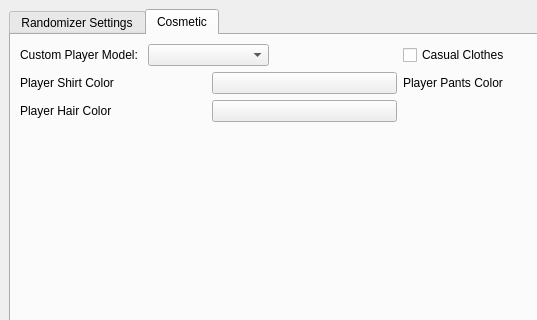
The window that ui/randomizer_window.ui (LagoLunatic/wwrando) describes before a commit, drawn with Qt 5; both pictures show x 0 to 537 and y 0 to 320 of the 800 by 752 pixel window.
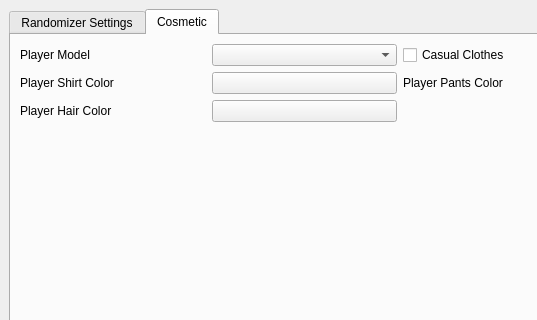
The same window after the commit. The open tabs and pages were chosen to show the change.

What changed in the file:
```diff
--- a/ui/randomizer_window.ui
+++ b/ui/randomizer_window.ui
@@ -377,16 +377,13 @@
             <item>
              <widget class="QLabel" name="label_for_custom_player_model">
               <property name="text">
-               <string>Custom Player Model:</string>
+               <string>Player Model</string>
               </property>
              </widget>
             </item>
             <item>
              <widget class="QComboBox" name="custom_player_model"/>
             </item>
-            <item>
-             <widget class="QWidget" name="widget_2" native="true"/>
-            </item>
            </layout>
           </item>
           <item row="0" column="1">
```
